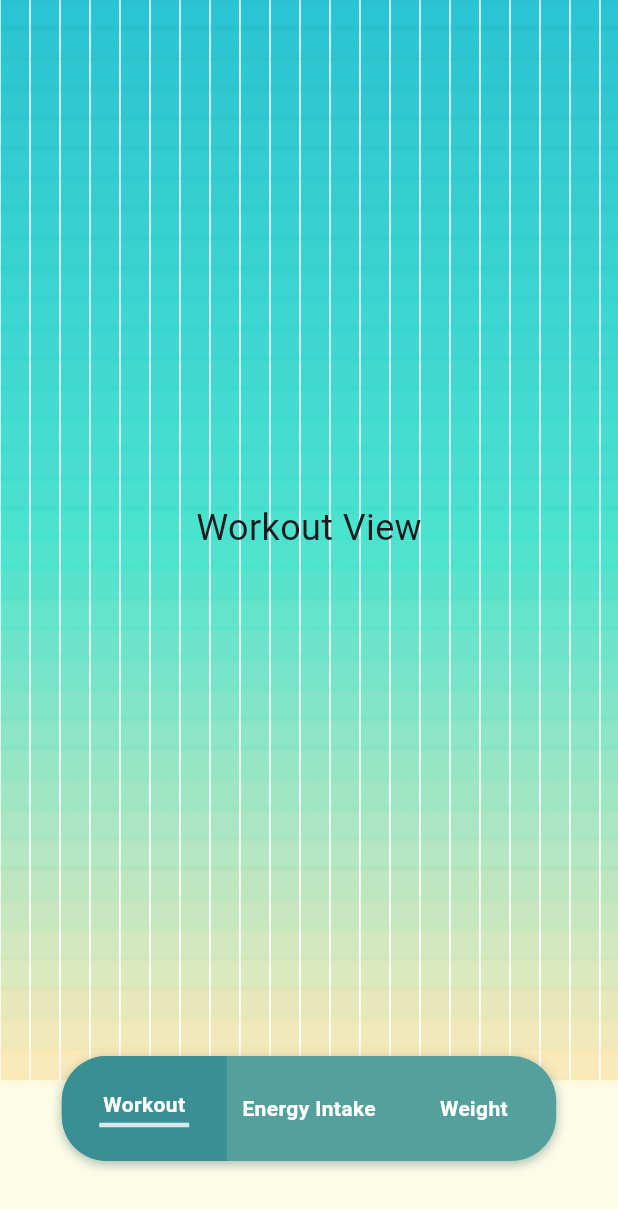
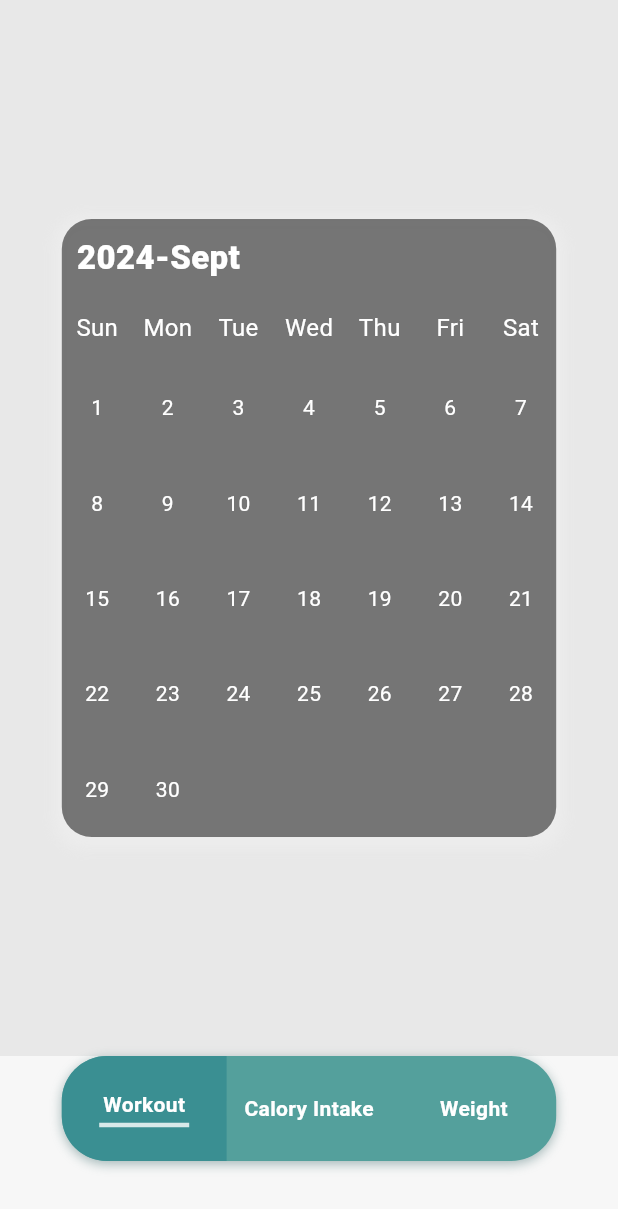
Before and after one commit to mehrnazsadrol/body-sync, a Flutter app: the screen it shows after launch, on a phone screen of 412 x 824 dp. Shown: the top 1209 px of the screen. Run offline on Flutter 3.47's test engine with Material 3 defaults, Android fonts, the phone set to English and light mode, and no system bars; our stand-ins replace fl_chart, shared_preferences.

Commit message:
basic calendar added to workout view

```diff
--- /dev/null
+++ b/weight_control/lib/calendar_body.dart
@@ -0,0 +1,57 @@
+import 'package:flutter/material.dart';
+
+class CalendarBody extends StatelessWidget {
+  final DateTime currDate;
+
+  const CalendarBody({required this.currDate});
+
+  @override
+  Widget build(BuildContext context) {
+    final firstDayOfMonth = DateTime(currDate.year, currDate.month, 1);
+    final lastDayOfMonth = DateTime(currDate.year, currDate.month + 1, 0);
+    final numberOfDays = lastDayOfMonth.day;
+    final startWeekday = (firstDayOfMonth.weekday % 7);
+
+    return LayoutBuilder(
+      builder: (context, constraints) {
+        final cellHeight = constraints.maxHeight / 5;
+        final cellWidth = constraints.maxWidth / 7;
+        final totalCells = numberOfDays + startWeekday;
+
+        return GridView.builder(
+          padding: EdgeInsets.zero,
+          gridDelegate: SliverGridDelegateWithFixedCrossAxisCount(
+            crossAxisCount: 7,
+            childAspectRatio: cellWidth / cellHeight,
+          ),
+          itemCount: totalCells,
+          itemBuilder: (context, index) {
+            if (index < startWeekday) {
+              return Container(
+                alignment: Alignment.center,
+                height: cellHeight,
+                child: Text(''),
+              );
+            } else {
+              return GestureDetector(
+                onTap: () {
+                  print('Tapped on ${index - startWeekday + 1}');
+                },
+                child: Container(
+                  alignment: Alignment.center,
+                  height: cellHeight,
+                  child: Text(
+                    '${index - startWeekday + 1}',
+                    style: const TextStyle(
+                      color: Color.fromARGB(255, 255, 255, 255),
+                    ),
+                  ),
+                ),
+              );
+            }
+          },
+        );
+      },
+    );
+  }
+}
--- /dev/null
+++ b/weight_control/lib/calendar_header_row.dart
@@ -0,0 +1,29 @@
+import 'package:flutter/material.dart';
+
+const List<String> _days = [
+  'Sun', 'Mon', 'Tue', 'Wed', 'Thu', 'Fri', 'Sat',
+];
+
+class CalendarHeaderRow extends StatelessWidget {
+  @override
+  Widget build(BuildContext context) {
+    return Container(
+      padding: const EdgeInsets.only(top: 10.0, bottom: 10.0),
+      child: Row(
+        mainAxisAlignment: MainAxisAlignment.spaceEvenly,
+        children: _days.map((day) => Expanded(
+          child: Container(
+            alignment: Alignment.center,
+            child: Text(
+              day,
+              style: TextStyle(
+                fontSize: 16.0,
+                color: const Color.fromARGB(255, 255, 255, 255),
+              ),
+            ),
+          ),
+        )).toList(),
+      ),
+    );
+  }
+}
--- /dev/null
+++ b/weight_control/lib/calendar_title.dart
@@ -0,0 +1,36 @@
+import 'package:flutter/material.dart';
+
+const List<String> _months = [
+  'Jan', 'Feb', 'Mar', 'Apr', 'May', 'Jun',
+  'Jul', 'Aug', 'Sept', 'Oct', 'Nov', 'Dec',
+];
+
+class CalendarTitle extends StatelessWidget {
+  final DateTime currDate;
+
+  const CalendarTitle({required this.currDate});
+
+  String get _month {
+    return _months[currDate.month - 1];
+  }
+
+  @override
+  Widget build(BuildContext context) {
+    return Container(
+      padding: const EdgeInsets.only(top: 10.0, bottom: 10.0, left: 10.0),
+      child: Row(
+        mainAxisAlignment: MainAxisAlignment.start,
+        children: [
+          Text(
+            '${currDate.year}-${_month}',
+            style: const TextStyle(
+              fontSize: 22.0,
+              fontWeight: FontWeight.w800,
+              color: Color.fromARGB(255, 255, 255, 255),
+            ),
+          ),
+        ],
+      ),
+    );
+  }
+}
--- /dev/null
+++ b/weight_control/lib/calendar_view.dart
@@ -0,0 +1,41 @@
+import 'package:flutter/material.dart';
+import 'calendar_body.dart';
+import 'calendar_title.dart';
+import 'calendar_header_row.dart';
+
+class CalendarView extends StatelessWidget {
+
+  DateTime _selectedDate = DateTime.now();
+
+  @override
+  Widget build(BuildContext context) {
+    final size = MediaQuery.of(context).size;
+    return Scaffold(
+      body: Center(
+        child: Container(
+          height: size.height * 0.5,
+          width: size.width * 0.8,
+          decoration: BoxDecoration(
+            color: Color.fromRGBO(102, 102, 102, 0.89),
+            borderRadius: BorderRadius.circular(20),
+            boxShadow: [
+              BoxShadow(
+                color: const Color.fromARGB(255, 255, 255, 255).withOpacity(0.2),
+                spreadRadius: 5,
+                blurRadius: 7,
+                offset: Offset(0, 3),
+              ),
+            ],
+          ),
+          child: Column(
+            children: [
+              CalendarTitle(currDate: _selectedDate),
+              CalendarHeaderRow(),
+              Expanded(child: CalendarBody(currDate: _selectedDate)),
+            ],
+          ),
+        ),
+      ),
+    );
+  }
+}
--- a/weight_control/lib/main.dart
+++ b/weight_control/lib/main.dart
@@ -1,5 +1,5 @@
 import 'package:flutter/material.dart';
-import 'package:weight_control/cal_intake.dart';
+import 'package:weight_control/cal_intake_view.dart';
 import 'package:weight_control/weight_view.dart';
 import 'package:weight_control/workout_view.dart';
 import 'theme.dart'; // Import the theme file
@@ -14,7 +14,7 @@ class MyApp extends StatelessWidget {
     return MaterialApp(
       title: 'Flutter Custom Bottom Bar',
       theme: ThemeData(
-        scaffoldBackgroundColor: AppTheme.backgroundColor,
+        scaffoldBackgroundColor: Color(0x91A1A1B),
         elevatedButtonTheme: ElevatedButtonThemeData(style: AppTheme.buttonStyle),
       ),
       home: MyHomePage(),
@@ -71,7 +71,7 @@ class _MyHomePageState extends State<MyHomePage> {
             child: Row(
               children: [
                 _buildNavItem(0, 'Workout', true),
-                _buildNavItem(1, 'Energy Intake', false),
+                _buildNavItem(1, 'Calory Intake', false),
                 _buildNavItem(2, 'Weight', false, true),
               ],
             ),
@@ -108,11 +108,11 @@ class _MyHomePageState extends State<MyHomePage> {
               ),
               if (_selectedIndex == index)
                 Padding(
-                  padding: const EdgeInsets.only(top: 2), // Adjust this value to position the underline slightly lower
+                  padding: const EdgeInsets.only(top: 2),
                   child: Container(
                     width: 60,
                     height: 3,
-                    color: AppTheme.whiteColor.withOpacity(0.8), // Slightly brighter white
+                    color: AppTheme.whiteColor.withOpacity(0.8),
                   ),
                 ),
             ],
--- a/weight_control/lib/workout_view.dart
+++ b/weight_control/lib/workout_view.dart
@@ -1,5 +1,5 @@
 import 'package:flutter/material.dart';
-import 'custom_background.dart'; // Adjust the path as needed
+import 'calendar_view.dart';
 
 class WorkoutView extends StatelessWidget {
   @override
@@ -7,17 +7,7 @@ class WorkoutView extends StatelessWidget {
     return Scaffold(
       body: Stack(
         children: [
-          CustomGridBackground(
-            width: MediaQuery.of(context).size.width,
-            height: MediaQuery.of(context).size.height,
-            colors: [Color(0xFF2AC4D2), Color(0xff4CE3CE), Color(0xffFCE9BA)]
-          ),
-          Center(
-            child: Text(
-              'Workout View',
-              style: TextStyle(fontSize: 24),
-            ),
-          ),
+          CalendarView(),
         ],
       ),
     );
```
Also changed, not shown: weight_control/lib/cal_intake_view.dart (renamed from weight_control/lib/cal_intake.dart).
